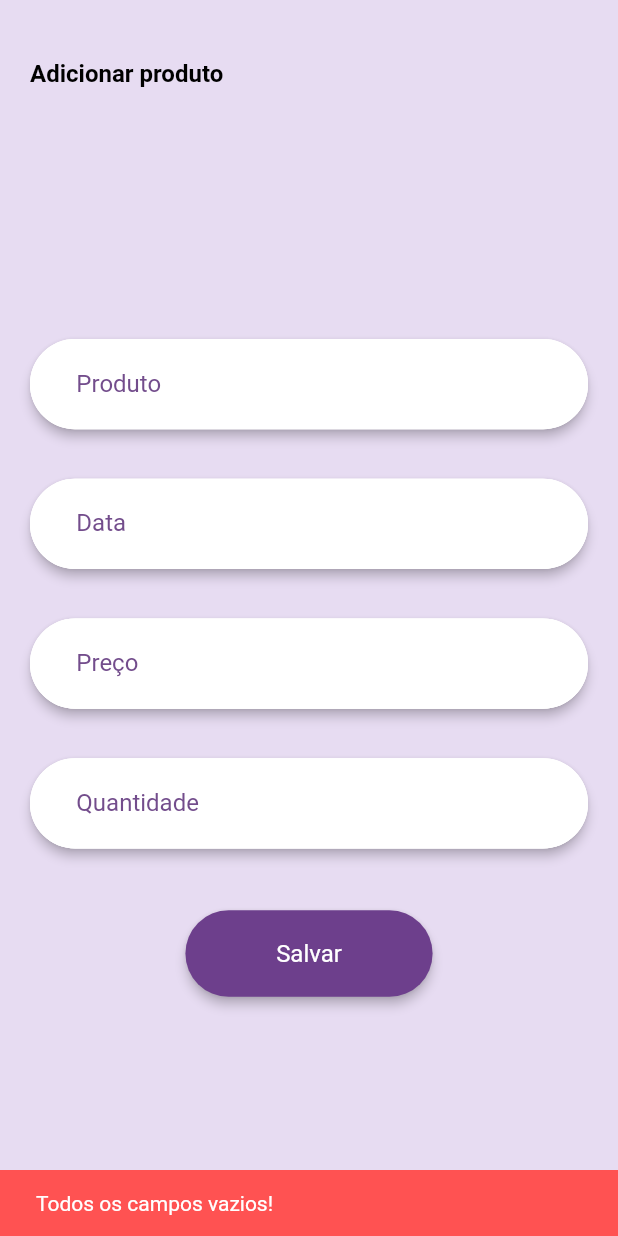
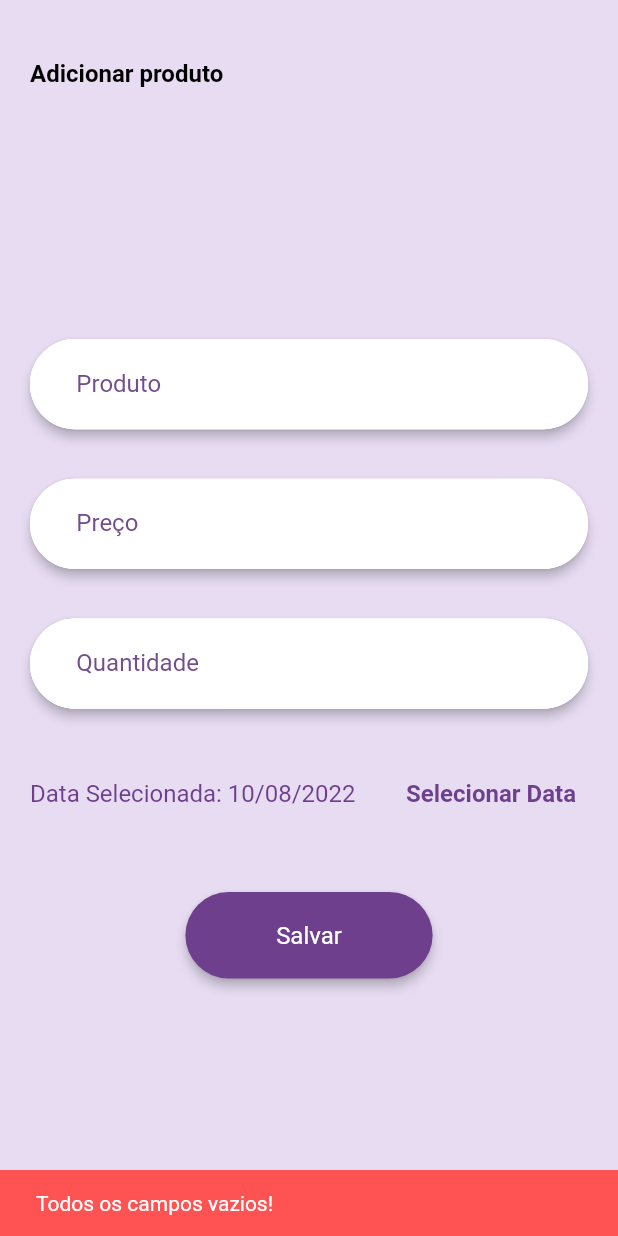
Before and after one commit to yurilima7/Sales-Manager, a Flutter app: the AdicionarProduto screen opened directly with empty values, after a tap on "Salvar", on a phone screen of 412 x 824 dp. Run offline on Flutter 3.47's test engine with Material 2 defaults, Android fonts, the phone set to English and light mode, and no system bars; our stand-ins replace cloud_firestore, firebase_auth, firebase_core, flutter_svg; accounts and stored records are empty.

Commit message:
DateTime
Adição de tipos datetime para seleção da data de compras.

```diff
--- /dev/null
+++ b/sales_manager/lib/components/insere_data.dart
@@ -0,0 +1,51 @@
+import 'package:flutter/material.dart';
+import 'package:intl/intl.dart';
+
+class InsereData extends StatelessWidget {
+  final DateTime dataSelecionada;
+  final Function(DateTime) onDateChanged;
+
+  const InsereData({Key? key, required this.dataSelecionada, required this.onDateChanged}) : super(key: key);
+
+  _adicionaData(BuildContext  context){
+    // função responsável pela seleção da data
+    showDatePicker(
+      // retorna algo no futuro
+      context: context,
+      initialDate: DateTime.now(),
+      firstDate: DateTime(2020),
+      lastDate: DateTime.now(),
+    ).then((pickedDate) {
+      // função que será chamada na seleção da data
+      if (pickedDate == null) {
+        return;
+      }
+
+      onDateChanged(pickedDate);
+
+    });
+  }
+
+  @override
+  Widget build(BuildContext context) {
+    return Row(
+
+      children: [
+        Expanded(
+
+          child: Text(
+            'Data Selecionada: ${DateFormat('dd/MM/y').format(dataSelecionada)}',
+            style: const TextStyle(color: Color(0xFF6D3F8C), fontSize: 16)
+          ),
+        ),
+
+        TextButton(
+          onPressed: () => _adicionaData(context),
+          child: const Text(
+            "Selecionar Data",
+            style: TextStyle(color: Color(0xFF6D3F8C), fontSize: 16, fontWeight: FontWeight.bold),
+          ))
+      ],
+    );
+  }
+}
--- a/sales_manager/lib/components/modelo_infomacional.dart
+++ b/sales_manager/lib/components/modelo_infomacional.dart
@@ -1,11 +1,13 @@
 import 'package:cloud_firestore/cloud_firestore.dart';
 import 'package:firebase_auth/firebase_auth.dart';
 import 'package:flutter/material.dart';
+import 'package:intl/intl.dart';
 import 'package:sales_manager/screens/editar_compra.dart';
 
 class ModeloInfo extends StatelessWidget {
   final String nome, idCliente, idProduto;
-  final String data, idUsuario;
+  final String idUsuario;
+  final DateTime data;
   final double valor, saldoDevedor, aReceber, deletados, vendido;
   final bool icones;
   final int quantidade;
@@ -59,7 +61,7 @@ class ModeloInfo extends StatelessWidget {
 
       children: [
         Text(nome, style: const TextStyle(color: Colors.black, fontSize: 16)),
-        Text(data, style: const TextStyle(color: Colors.black, fontSize: 16)),
+        Text(DateFormat('dd/MM/y').format(data), style: const TextStyle(color: Colors.black, fontSize: 16)),
         Text(valor.toString(), style: const TextStyle(color: Colors.black, fontSize: 16, fontWeight: FontWeight.bold)),
 
         Row(
--- a/sales_manager/lib/objects/produto.dart
+++ b/sales_manager/lib/objects/produto.dart
@@ -1,6 +1,6 @@
 class Produto {
   String nome;
-  String data;
+  DateTime data;
   int quantidade;
   double preco;
   String id;
--- a/sales_manager/lib/screens/adicionar_produto.dart
+++ b/sales_manager/lib/screens/adicionar_produto.dart
@@ -3,6 +3,7 @@ import 'package:firebase_auth/firebase_auth.dart';
 import 'package:flutter/material.dart';
 import 'package:sales_manager/components/botao.dart';
 import 'package:sales_manager/components/input_formulario.dart';
+import 'package:sales_manager/components/insere_data.dart';
 import 'package:sales_manager/screens/tap_bar_telas.dart';
 
 class AdicionarProduto extends StatefulWidget {
@@ -20,7 +21,7 @@ class AdicionarProduto extends StatefulWidget {
 class _AdicionarProdutoState extends State<AdicionarProduto> {
 
   final _nomeControler = TextEditingController();
-  final _dataControler = TextEditingController();
+  DateTime _data = DateTime.now();
   final _precoControler = TextEditingController();
   final _quantidadeControler = TextEditingController();
   final db = FirebaseFirestore.instance;
@@ -115,11 +116,11 @@ class _AdicionarProdutoState extends State<AdicionarProduto> {
 
   _guardandoDados() async {
     final nome = _nomeControler.text;
-    final data = _dataControler.text;
+    final data = _data;
     final preco = double.tryParse(_precoControler.text);
     final quantidade = int.tryParse(_quantidadeControler.text);
 
-    if(_nomeControler.text == '' && _dataControler.text == '' && _precoControler.text == '' && _quantidadeControler.text == ''){
+    if(_nomeControler.text == '' && _precoControler.text == '' && _quantidadeControler.text == ''){
       ScaffoldMessenger.of(context).showSnackBar(
         const SnackBar(
           content: Text("Todos os campos vazios!"),
@@ -134,17 +135,6 @@ class _AdicionarProdutoState extends State<AdicionarProduto> {
       ScaffoldMessenger.of(context).showSnackBar(
         const SnackBar(
           content: Text("Campo produto vazio!"),
-          backgroundColor: Colors.redAccent,
-        ),
-      );
-
-      return;
-    }
-
-    if(_dataControler.text == ''){
-      ScaffoldMessenger.of(context).showSnackBar(
-        const SnackBar(
-          content: Text("Campo data vazio!"),
           backgroundColor: Colors.redAccent,
         ),
       );
@@ -206,7 +196,7 @@ class _AdicionarProdutoState extends State<AdicionarProduto> {
 
     void onChanged(String text){
       setState(() {
-       /// _valorPago = _valorDigitado.text as double;
+
       });
     }
 
@@ -243,13 +233,13 @@ class _AdicionarProdutoState extends State<AdicionarProduto> {
                         controller: _nomeControler,
                         onChanged: onChanged,
                     ),
-                    SizedBox(height: MediaQuery.of(context).size.height * 0.04),
-                    InputFormulario(
-                        label: "Data",
-                        hint: "Digite a data da compra",
-                        controller: _dataControler,
-                        onChanged: onChanged,
-                    ),
+                    // SizedBox(height: MediaQuery.of(context).size.height * 0.04),
+                    // InputFormulario(
+                    //     label: "Data",
+                    //     hint: "Digite a data da compra",
+                    //     controller: _dataControler,
+                    //     onChanged: onChanged,
+                    // ),
                     SizedBox(height: MediaQuery.of(context).size.height * 0.04),
                     InputFormulario(
                         label: "Preço",
@@ -264,6 +254,12 @@ class _AdicionarProdutoState extends State<AdicionarProduto> {
                         controller: _quantidadeControler,
                         onChanged: onChanged,
                     ),
+                    SizedBox(height: MediaQuery.of(context).size.height * 0.04),
+                    InsereData(dataSelecionada: _data, onDateChanged: (novaData){
+                      setState(() {
+                        _data = novaData;
+                      });
+                    }),
                     SizedBox(height: MediaQuery.of(context).size.height * 0.05),
                     Botao(
                         titulo: "Salvar",
--- a/sales_manager/lib/screens/editar_compra.dart
+++ b/sales_manager/lib/screens/editar_compra.dart
@@ -2,11 +2,13 @@ import 'package:cloud_firestore/cloud_firestore.dart';
 import 'package:flutter/material.dart';
 import 'package:sales_manager/components/botao.dart';
 import 'package:sales_manager/components/editar_dados.dart';
+import 'package:sales_manager/components/insere_data.dart';
 import 'package:sales_manager/screens/tap_bar_telas.dart';
 
 class EditarCompra extends StatefulWidget {
 
-  final String nome, data, idProduto, idCliente, idUsuario;
+  final String nome, idProduto, idCliente, idUsuario;
+  final DateTime data;
   final double preco, saldoDevedor;
   final int quantidadeAnterior;
 
@@ -20,7 +22,7 @@ class EditarCompra extends StatefulWidget {
 class _EditarCompraState extends State<EditarCompra> {
 
   final _nomeControler = TextEditingController();
-  final _dataControler = TextEditingController();
+  late DateTime _data;
   final _precoControler = TextEditingController();
   final _quantidadeControler = TextEditingController();
   final db = FirebaseFirestore.instance;
@@ -29,7 +31,14 @@ class _EditarCompraState extends State<EditarCompra> {
   @override
   initState() {
     super.initState();
+    _inicializaData();
     _recebeLucro();
+  }
+
+  _inicializaData(){
+    setState(() {
+      _data = widget.data;
+    });
   }
 
   _recebeLucro() async{
@@ -63,11 +72,11 @@ class _EditarCompraState extends State<EditarCompra> {
 
     _editandoDados() async {
       final nome = _nomeControler.text;
-      final data = _dataControler.text;
+      final data = _data;
       final preco = double.tryParse(_precoControler.text);
       final quantidade = int.tryParse(_quantidadeControler.text);
 
-      if(_nomeControler.text == '' && _dataControler.text == '' && _precoControler.text == '' && _quantidadeControler.text == ''){
+      if(_nomeControler.text == '' && _precoControler.text == '' && _quantidadeControler.text == ''){
         ScaffoldMessenger.of(context).showSnackBar(
           const SnackBar(
             content: Text("Todos os campos vazios!"),
@@ -82,17 +91,6 @@ class _EditarCompraState extends State<EditarCompra> {
         ScaffoldMessenger.of(context).showSnackBar(
           const SnackBar(
             content: Text("Campo nome vazio!"),
-            backgroundColor: Colors.redAccent,
-          ),
-        );
-
-        return;
-      }
-
-      if(_dataControler.text == ''){
-        ScaffoldMessenger.of(context).showSnackBar(
-          const SnackBar(
-            content: Text("Campo data vazio!"),
             backgroundColor: Colors.redAccent,
           ),
         );
@@ -178,11 +176,15 @@ class _EditarCompraState extends State<EditarCompra> {
                   children: [
                     EditarDados(nome: widget.nome, texto: _nomeControler),
                     SizedBox(height: MediaQuery.of(context).size.height * 0.04),
-                    EditarDados(nome: widget.data, texto: _dataControler),
-                    SizedBox(height: MediaQuery.of(context).size.height * 0.04),
                     EditarDados(nome: widget.preco.toString(), texto: _precoControler),
                     SizedBox(height: MediaQuery.of(context).size.height * 0.04),
                     EditarDados(nome: widget.quantidadeAnterior.toString(), texto: _quantidadeControler),
+                    SizedBox(height: MediaQuery.of(context).size.height * 0.04),
+                    InsereData(dataSelecionada: _data, onDateChanged: (novaData){
+                      setState(() {
+                        _data = novaData;
+                      });
+                    }),
                   ],
                 ),
 
--- a/sales_manager/lib/screens/ficha_cliente.dart
+++ b/sales_manager/lib/screens/ficha_cliente.dart
@@ -136,7 +136,7 @@ class _FichaClienteState extends State<FichaCliente> {
                         physics: const BouncingScrollPhysics(), // remove o sombreamento da scroll
 
                         children: snapshot.data!.docs.map((doc){
-                        return ModeloInfo(nome: doc.data()["Nome"], data: doc.data()["Data"], valor: doc.data()["Preço"] as double
+                        return ModeloInfo(nome: doc.data()["Nome"], data: doc.data()["Data"].toDate(), valor: doc.data()["Preço"] as double
                             , idCliente: widget.idCliente, idProduto: doc.id, idUsuario: usuarioID
                             , saldoDevedor: widget.saldoDevedor, quantidade: doc.data()["Quantidade"]
                             , aReceber: _aReceber, deletados: _valoresDeletados, vendido: _vendido);
--- a/sales_manager/pubspec.yaml
+++ b/sales_manager/pubspec.yaml
@@ -40,6 +40,7 @@ dependencies:
   firebase_database: ^9.0.20
   firebase_auth: ^3.6.1
   cloud_firestore: ^3.4.2
+  intl: ^0.17.0
 
 dev_dependencies:
   flutter_test:
```
Also changed, not shown: sales_manager/pubspec.lock.
